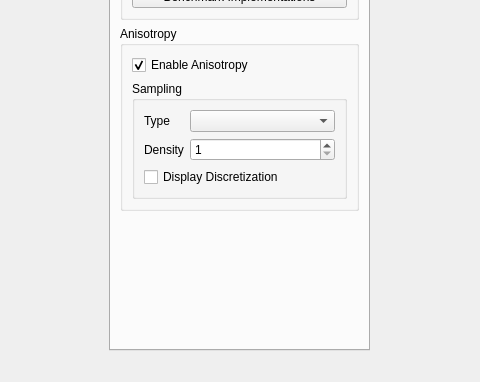
Old version of the form UserInterface/MainWindow.ui in the repository wibus/GpuMesh; both pictures show x 160 to 640 and y 238 to 620 of the 800 by 620 pixel window.
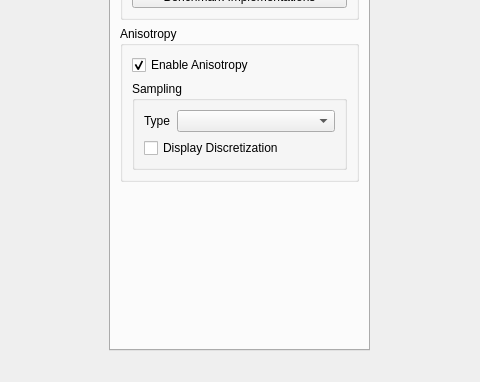
New version of the form. The open tabs and pages were chosen to show the change.

```diff
--- a/UserInterface/MainWindow.ui
+++ b/UserInterface/MainWindow.ui
@@ -243,27 +243,7 @@
               <item row="0" column="1">
                <widget class="QComboBox" name="discretizationTypeMenu"/>
               </item>
-              <item row="1" column="0">
-               <widget class="QLabel" name="discretizationDensityLabel">
-                <property name="text">
-                 <string>Density</string>
-                </property>
-               </widget>
-              </item>
-              <item row="1" column="1">
-               <widget class="QSpinBox" name="discretizationDensitySpin">
-                <property name="minimum">
-                 <number>1</number>
-                </property>
-                <property name="maximum">
-                 <number>1024</number>
-                </property>
-                <property name="value">
-                 <number>1</number>
-                </property>
-               </widget>
-              </item>
-              <item row="2" column="0" colspan="2">
+              <item row="1" column="0" colspan="2">
                <widget class="QCheckBox" name="discretizationDisplayCheck">
                 <property name="text">
                  <string>Display Discretization</string>
```
Left out of the diff: 2 changed lines with no effect on the pictures.
